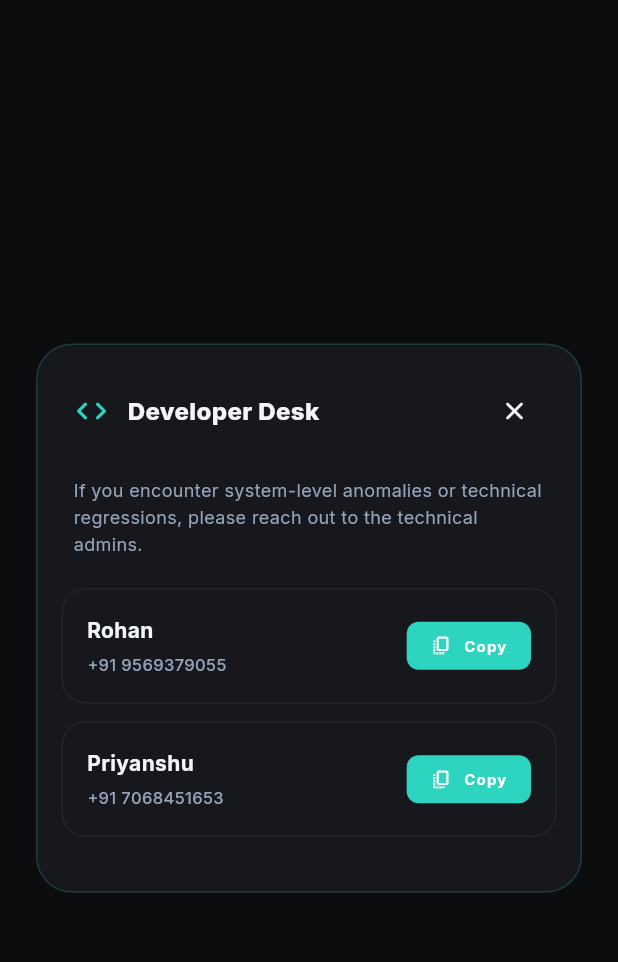
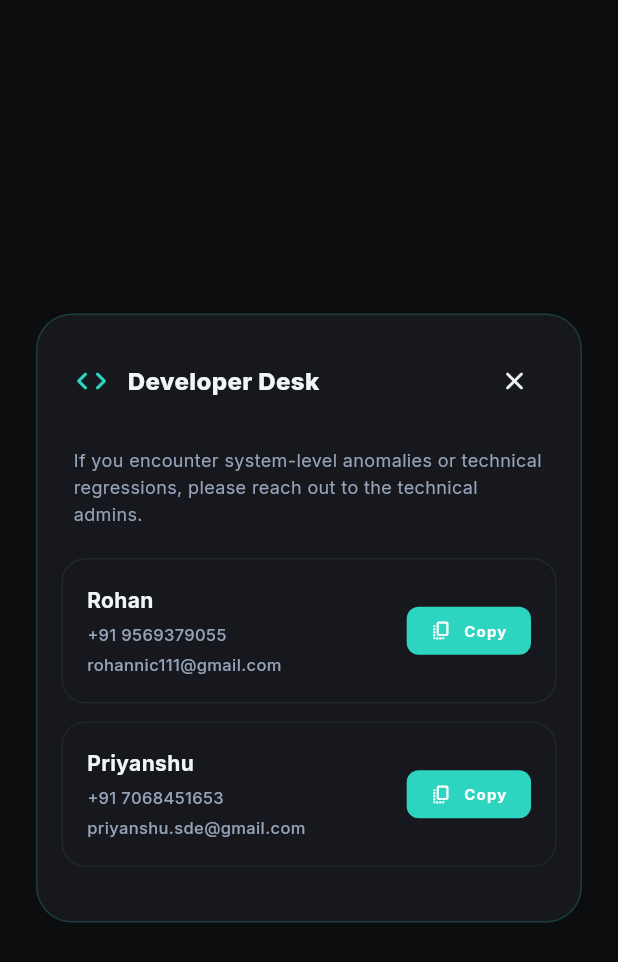
Before and after one commit to Rohanvish4/Effulgence-26_App, a Flutter app: the _DevContactDialog widget shown alone on an empty page, opened directly, on a phone screen of 412 x 824 dp. Shown: the top 962 px of the screen. Run offline on Flutter 3.47's test engine with Material 3 defaults, Android fonts, the phone set to English and light mode, and no system bars; our stand-ins replace badges, cached_network_image, cookie_jar, dartz, dio, dio_cookie_manager and 27 more; missing offline and left inert: excel, flutter_cached_pdfview, mobile_scanner, shorebird_code_push; accounts and stored records are empty; network calls fail; project files that could hold a hidden picture were left out.

Commit message:
feat: add email field to developer contact dialog and implement approver role in user profile

```diff
--- a/lib/features/auth/presentation/widgets/auth_support_section.dart
+++ b/lib/features/auth/presentation/widgets/auth_support_section.dart
@@ -69,12 +69,14 @@ class _DevContactDialog extends StatelessWidget {
       'role': 'Technical Lead',
       'phone': '+91 9569379055',
       'raw': '9569379055',
+      'email': 'rohannic111@gmail.com',
     },
     {
       'name': 'Priyanshu',
       'role': 'Systems Architect',
       'phone': '+91 7068451653',
       'raw': '7068451653',
+      'email': 'priyanshu.sde@gmail.com',
     },
   ];
 
@@ -163,7 +165,8 @@ class _DevContactDialog extends StatelessWidget {
                     ),
                     child: Row(
                       children: [
-                        Column(
+                        Expanded(
+                          child: Column(
                             crossAxisAlignment: CrossAxisAlignment.start,
                             children: [
                               Text(
@@ -182,9 +185,18 @@ class _DevContactDialog extends StatelessWidget {
                                   fontWeight: FontWeight.w500,
                                 ),
                               ),
+                              const SizedBox(height: 3),
+                              SelectableText(
+                                dev['email']!,
+                                style: AppTextStyles.bodySmall.copyWith(
+                                  color: AppColors.textSecondary,
+                                  fontSize: 11,
+                                  fontWeight: FontWeight.w500,
+                                ),
+                              ),
                             ],
                           ),
-                        const Spacer(),
+                        ),
                         _DevActionButton(
                           icon: Icons.copy_all_rounded,
                           label: 'Copy',
--- a/lib/features/profile/domain/entities/user_profile_entity.dart
+++ b/lib/features/profile/domain/entities/user_profile_entity.dart
@@ -37,6 +37,7 @@ class UserProfileEntity {
 
   bool get isAdmin => role == 'ADMIN' || role == 'SUPER_ADMIN';
   bool get isSuperAdmin => role == 'SUPER_ADMIN';
+  bool get isApprover => role == 'APPROVER';
 
   bool get isApproved => approvalStatus == 'APPROVED';
   bool get isPending => approvalStatus == 'PENDING';
--- a/lib/features/profile/presentation/pages/user_profile_page.dart
+++ b/lib/features/profile/presentation/pages/user_profile_page.dart
@@ -180,6 +180,10 @@ class _UserProfilePageState extends State<UserProfilePage> {
                     _buildReferralCard(profile),
                   const SizedBox(height: AppSpacing.sm),
                   if (profile.isSuperAdmin) ...[
+                    const SizedBox(height: AppSpacing.md),
+                    _buildAdminButton(context),
+                  ],
+                   if (profile.isApprover) ...[
                     const SizedBox(height: AppSpacing.md),
                     _buildAdminButton(context),
                   ],
```
Lines whose indentation alone changed are shown as unchanged.
